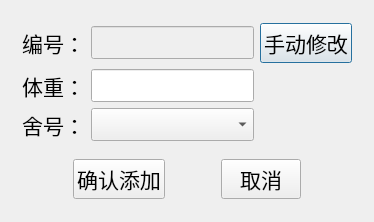
Qt form Goat/addgoatdialog.ui (po-ppy/NewGoat) before a commit.
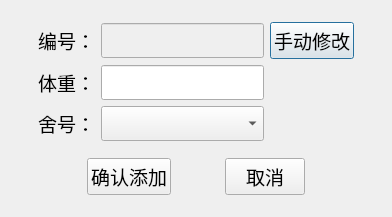
The same form after that commit.

What changed in the file:
```diff
--- a/Goat/addgoatdialog.ui
+++ b/Goat/addgoatdialog.ui
@@ -6,8 +6,8 @@
    <rect>
     <x>0</x>
     <y>0</y>
-    <width>374</width>
-    <height>222</height>
+    <width>392</width>
+    <height>217</height>
    </rect>
   </property>
   <property name="font">
@@ -56,10 +56,22 @@
            <property name="enabled">
             <bool>false</bool>
            </property>
+           <property name="font">
+            <font>
+             <family>微软雅黑</family>
+             <pointsize>14</pointsize>
+            </font>
+           </property>
           </widget>
          </item>
          <item row="1" column="0">
           <widget class="QLabel" name="label_2">
+           <property name="font">
+            <font>
+             <family>微软雅黑</family>
+             <pointsize>14</pointsize>
+            </font>
+           </property>
            <property name="text">
             <string>体重：</string>
            </property>
@@ -70,6 +82,12 @@
          </item>
          <item row="0" column="3">
           <widget class="QPushButton" name="pushButton">
+           <property name="font">
+            <font>
+             <family>微软雅黑</family>
+             <pointsize>14</pointsize>
+            </font>
+           </property>
            <property name="text">
             <string>手动修改</string>
            </property>
@@ -77,6 +95,12 @@
          </item>
          <item row="0" column="0">
           <widget class="QLabel" name="label">
+           <property name="font">
+            <font>
+             <family>微软雅黑</family>
+             <pointsize>14</pointsize>
+            </font>
+           </property>
            <property name="text">
             <string>编号：</string>
            </property>
@@ -86,10 +110,23 @@
           </widget>
          </item>
          <item row="2" column="1" colspan="2">
-          <widget class="QComboBox" name="houseIdComboBox"/>
+          <widget class="QComboBox" name="houseIdComboBox">
+           <property name="font">
+            <font>
+             <family>微软雅黑</family>
+             <pointsize>14</pointsize>
+            </font>
+           </property>
+          </widget>
          </item>
          <item row="2" column="0">
           <widget class="QLabel" name="label_3">
+           <property name="font">
+            <font>
+             <family>微软雅黑</family>
+             <pointsize>14</pointsize>
+            </font>
+           </property>
            <property name="text">
             <string>舍号：</string>
            </property>
@@ -99,7 +136,14 @@
           </widget>
          </item>
          <item row="1" column="1" colspan="2">
-          <widget class="QLineEdit" name="weightLineEdit"/>
+          <widget class="QLineEdit" name="weightLineEdit">
+           <property name="font">
+            <font>
+             <family>微软雅黑</family>
+             <pointsize>14</pointsize>
+            </font>
+           </property>
+          </widget>
          </item>
         </layout>
        </item>
@@ -133,6 +177,12 @@
          </item>
          <item>
           <widget class="QPushButton" name="confirmButton">
+           <property name="font">
+            <font>
+             <family>微软雅黑</family>
+             <pointsize>14</pointsize>
+            </font>
+           </property>
            <property name="text">
             <string>确认添加</string>
            </property>
@@ -153,6 +203,12 @@
          </item>
          <item>
           <widget class="QPushButton" name="cancelButton">
+           <property name="font">
+            <font>
+             <family>微软雅黑</family>
+             <pointsize>14</pointsize>
+            </font>
+           </property>
            <property name="text">
             <string>取消</string>
            </property>
```
